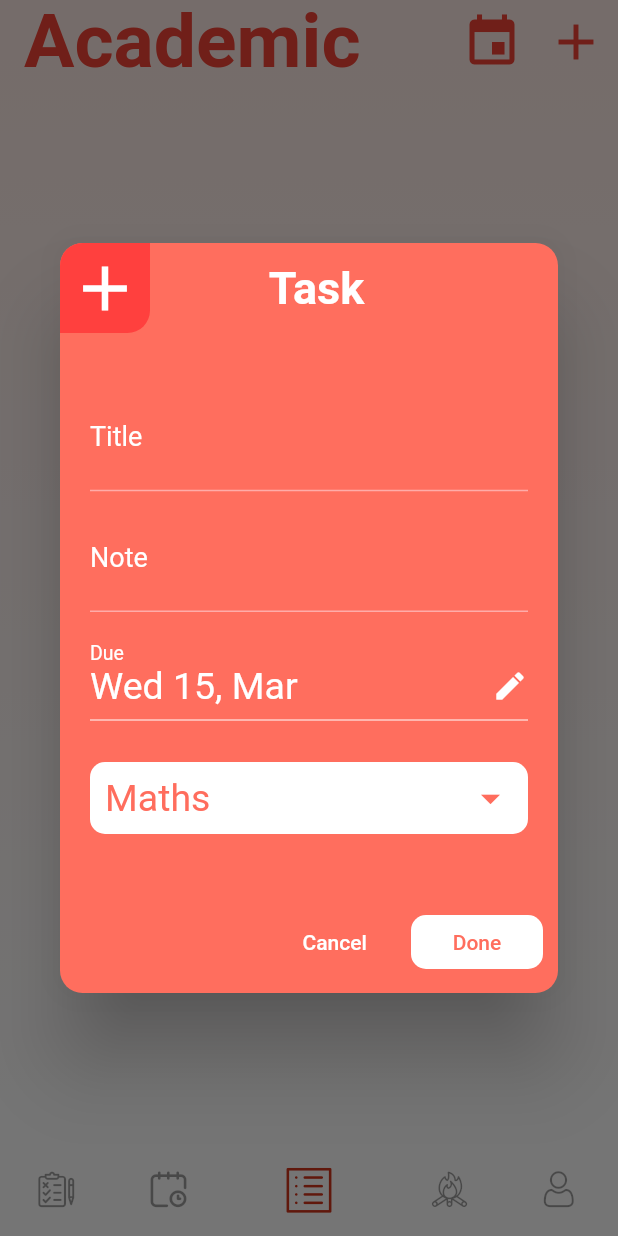
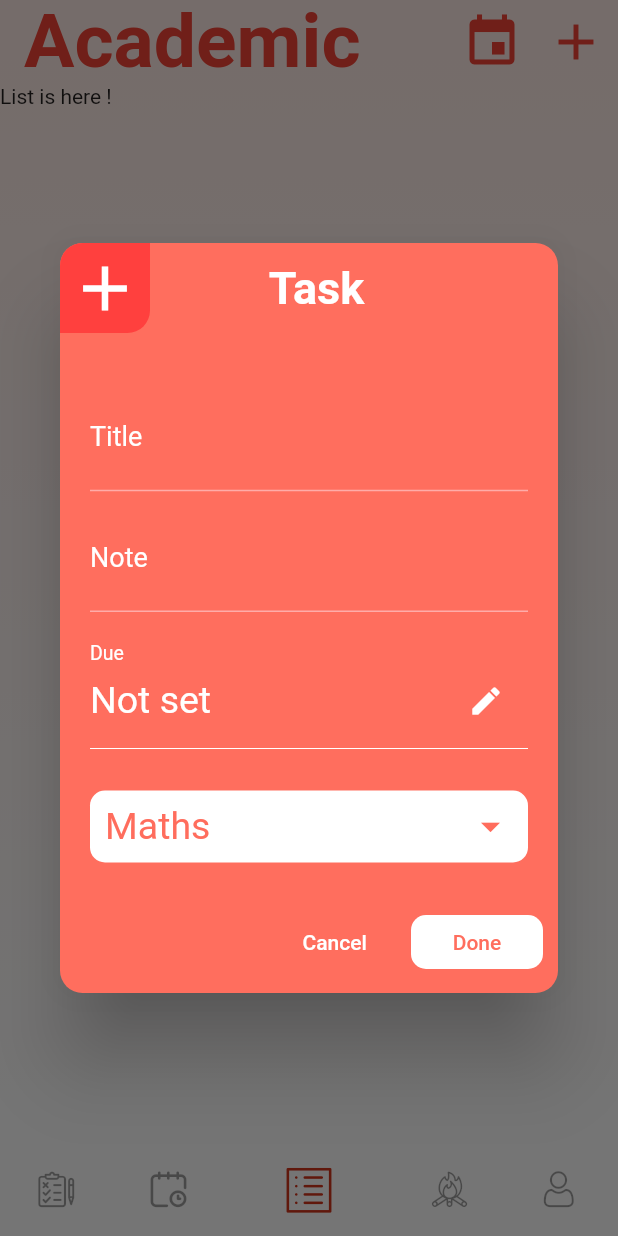
Before and after one commit to abishek-bupathi/college-companion, a Flutter app: the screen it shows after launch, item 3 of the bottom bar chosen, after a tap on the "add" icon, on a phone screen of 412 x 824 dp. Run offline on Flutter 3.47's test engine with Material 2 defaults, Android fonts, the phone set to English and light mode, and no system bars; our stand-ins replace flutter_datetime_picker.

Commit message:
added date picker and dropdown menu for add task dialog

```diff
--- a/lib/academic.dart
+++ b/lib/academic.dart
@@ -1,7 +1,14 @@
 import 'package:flutter/material.dart';
+import 'package:flutter_datetime_picker/flutter_datetime_picker.dart';
+import 'package:intl/intl.dart';
 import './calendar.dart';
 
-class Academic extends StatelessWidget {
+class Academic extends StatefulWidget {
+  @override
+  _AcademicState createState() => _AcademicState();
+}
+
+class _AcademicState extends State<Academic> {
   @override
   Widget build(BuildContext context) {
     return Container(
@@ -43,11 +50,15 @@ class Academic extends StatelessWidget {
               ),
             ],
           ),
+          body: ListItems(),
         ));
+  }
 }
 
 AddTaskDialog(BuildContext context) {
-    String dropdownValue = 'Maths';
+  String _module = 'Maths', _date = "Not set", _note = "", _title = "";
+  var dateWithoutFormat;
+
   return showDialog(
     barrierDismissible: false,
     context: context,
@@ -57,7 +68,9 @@ class Academic extends StatelessWidget {
             borderRadius: BorderRadius.circular(15),
           ),
           backgroundColor: Color(0xFFFF6E5E),
-            child: Container(
+          child: StatefulBuilder(// You need this, notice the parameters below:
+              builder: (BuildContext context, StateSetter setState) {
+            return Container(
               height: 500,
               child: Column(
                   mainAxisSize: MainAxisSize.min,
@@ -77,10 +90,13 @@ class Academic extends StatelessWidget {
                                 bottomRight: Radius.circular(15),
                                 topLeft: Radius.circular(15)),
                           ),
+                          child: Hero(
+                            tag: "Add",
                             child: Icon(
                               Icons.add,
                               color: Colors.white,
                               size: 50,
+                            ),
                           ),
                         ),
                         Text(
@@ -100,7 +116,6 @@ class Academic extends StatelessWidget {
                     SizedBox(height: 15),
                     Expanded(
                         child: SingleChildScrollView(
-
                             child: Container(
                                 padding: EdgeInsets.all(20),
                                 child: Column(children: <Widget>[
@@ -122,6 +137,11 @@ class Academic extends StatelessWidget {
                                             BorderSide(color: Colors.white),
                                       ),
                                     ),
+                                    onSubmitted: (String title) {
+                                      setState(() {
+                                        _title = title;
+                                      });
+                                    },
                                   ),
                                   SizedBox(height: 10),
                                   TextField(
@@ -142,6 +162,11 @@ class Academic extends StatelessWidget {
                                             BorderSide(color: Colors.white),
                                       ),
                                     ),
+                                    onSubmitted: (String note) {
+                                      setState(() {
+                                        _note = note;
+                                      });
+                                    },
                                   ),
                                   SizedBox(height: 20),
                                   Column(
@@ -158,14 +183,46 @@ class Academic extends StatelessWidget {
                                           mainAxisAlignment:
                                               MainAxisAlignment.spaceBetween,
                                           children: [
-                                            Text("Wed 15, Mar",
+                                            Text(_date,
                                                 style: TextStyle(
                                                     color: Colors.white,
                                                     fontSize: 25)),
-                                            Icon(
+                                            ButtonTheme(
+                                                minWidth: 5,
+                                                child: FlatButton(
+                                                  shape: RoundedRectangleBorder(
+                                                    borderRadius:
+                                                        BorderRadius.circular(
+                                                            15),
+                                                  ),
+                                                  onPressed: () {
+                                                    DatePicker.showDatePicker(
+                                                        context,
+                                                        showTitleActions: true,
+                                                        minTime: DateTime(
+                                                            2020, 1, 1),
+                                                        maxTime: DateTime(
+                                                            2025, 6, 7),
+                                                        onConfirm: (date) {
+                                                      setState(() {
+                                                        dateWithoutFormat =
+                                                            date;
+                                                        _date = DateFormat(
+                                                                "dd MMM, yyyy")
+                                                            .format(
+                                                                dateWithoutFormat);
+                                                      });
+                                                    },
+                                                        currentTime:
+                                                            DateTime.now(),
+                                                        locale: LocaleType.en);
+                                                  },
+                                                  child: Icon(
                                                     Icons.edit,
                                                     color: Colors.white,
                                                   ),
+                                                  color: Colors.transparent,
+                                                )),
                                           ]),
                                       Divider(
                                         color: Colors.white,
@@ -184,7 +241,7 @@ class Academic extends StatelessWidget {
                                       child: DropdownButton<String>(
                                         dropdownColor: Colors.white,
                                         isExpanded: true,
-                                        value: dropdownValue,
+                                        value: _module,
                                         icon: Icon(
                                           Icons.arrow_drop_down,
                                           color: Color(0XFFFF6D5D),
@@ -195,9 +252,9 @@ class Academic extends StatelessWidget {
                                             color: Color(0XFFFF6D5D),
                                             fontSize: 25),
                                         onChanged: (String newValue) {
-                                          /*   setState(() {
-                                dropdownValue = newValue;
-                              });*/
+                                          setState(() {
+                                            _module = newValue;
+                                          });
                                         },
                                         items: <String>[
                                           'Maths',
@@ -226,7 +283,9 @@ class Academic extends StatelessWidget {
                               borderRadius: BorderRadius.circular(10),
                             ),
                             elevation: 0,
-                            onPressed: () {},
+                            onPressed: () {
+                              Navigator.pop(context);
+                            },
                             child: Text(
                               "Cancel",
                               style: TextStyle(color: Colors.white),
@@ -250,8 +309,14 @@ class Academic extends StatelessWidget {
                       ),
                     )
                   ]),
-            ));
+            );
+          }));
     },
   );
 }
+
+ListItems() {
+  return Container(
+    child: Text("List is here !"),
+  );
 }
--- a/pubspec.yaml
+++ b/pubspec.yaml
@@ -19,6 +19,8 @@ environment:
 dependencies:
   flutter:
     sdk: flutter
+  intl: ^0.15.8
+  flutter_datetime_picker: 1.3.8
 
   # The following adds the Cupertino Icons font to your application.
   # Use with the CupertinoIcons class for iOS style icons.
```
Also changed, not shown: pubspec.lock. Lines whose indentation alone changed are shown as unchanged.
